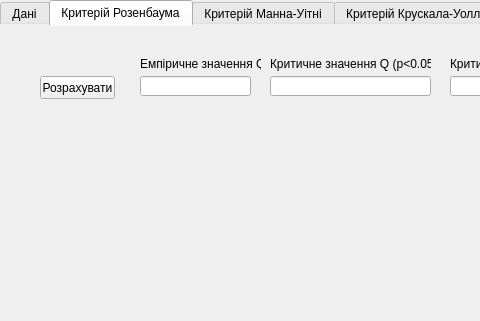
The window that mainwindow.ui (0wn3r/matstat) describes before a commit, drawn with Qt 5; both pictures show x 0 to 480 and y 0 to 321 of the 732 by 479 pixel window.
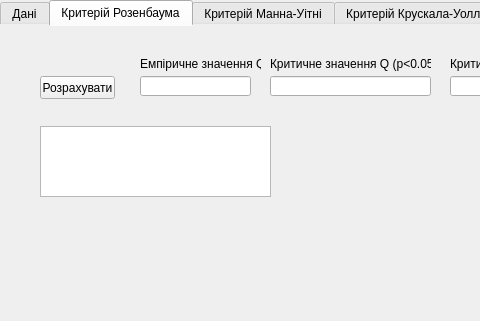
The same window after the commit. The open tabs and pages were chosen to show the change.

```diff
--- a/mainwindow.ui
+++ b/mainwindow.ui
@@ -229,6 +229,19 @@
         <height>20</height>
        </rect>
       </property>
+      <property name="readOnly">
+       <bool>true</bool>
+      </property>
+     </widget>
+     <widget class="QTextEdit" name="textEdit">
+      <property name="geometry">
+       <rect>
+        <x>40</x>
+        <y>100</y>
+        <width>231</width>
+        <height>71</height>
+       </rect>
+      </property>
      </widget>
     </widget>
     <widget class="QWidget" name="tab_3">
```
Left out of the diff: 23 changed lines with no effect on the pictures.
